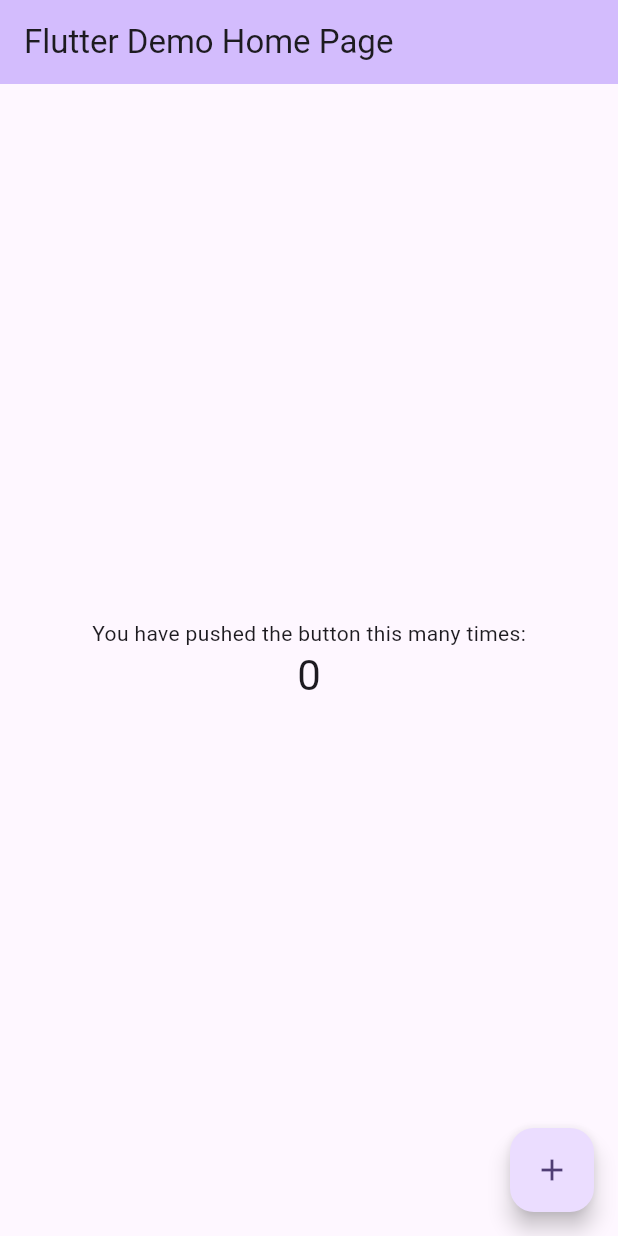
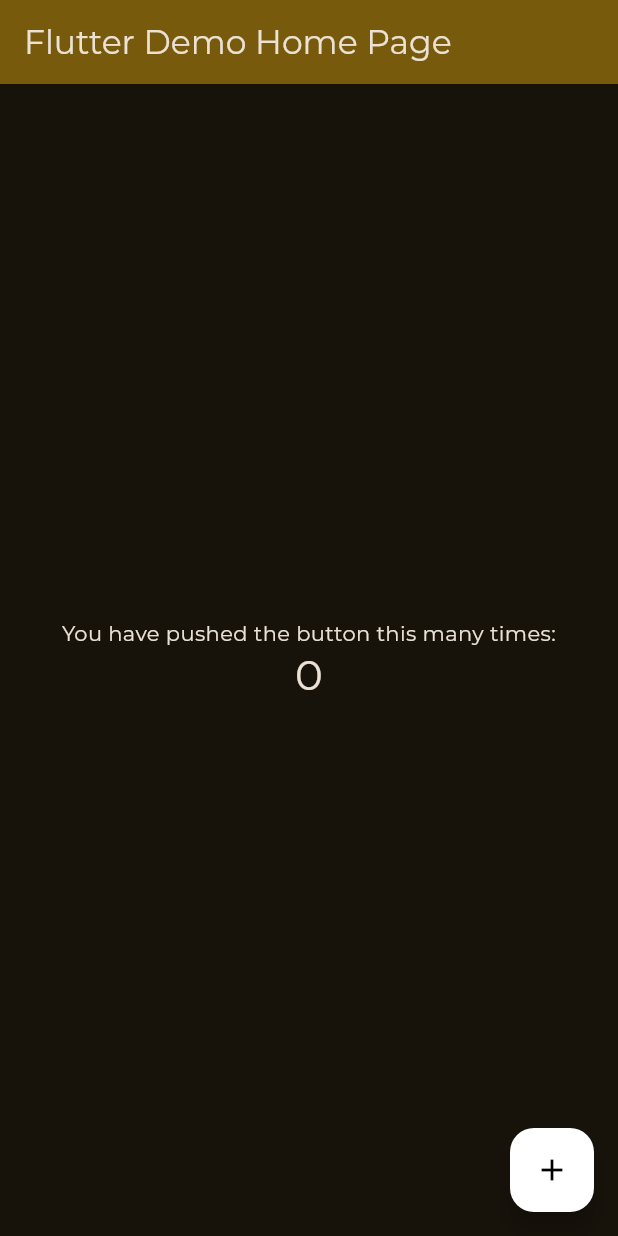
Before and after one commit to claylton/Perfect-Eggs, a Flutter app: the screen it shows after launch, on a phone screen of 412 x 824 dp. Run offline on Flutter 3.47's test engine with Material 3 defaults, Android fonts, the phone set to English and light mode, and no system bars.

Commit message:
✨ feat: Create theme

```diff
--- a/lib/main.dart
+++ b/lib/main.dart
@@ -1,3 +1,4 @@
+import 'package:eggs/themes/theme.dart';
 import 'package:flutter/material.dart';
 
 void main() {
@@ -7,30 +8,16 @@ void main() {
 class MyApp extends StatelessWidget {
   const MyApp({super.key});
 
-  // This widget is the root of your application.
   @override
   Widget build(BuildContext context) {
     return MaterialApp(
-      title: 'Flutter Demo',
-      theme: ThemeData(
-        // This is the theme of your application.
-        //
-        // TRY THIS: Try running your application with "flutter run". You'll see
-        // the application has a blue toolbar. Then, without quitting the app,
-        // try changing the seedColor in the colorScheme below to Colors.green
-        // and then invoke "hot reload" (save your changes or press the "hot
-        // reload" button in a Flutter-supported IDE, or press "r" if you used
-        // the command line to start the app).
-        //
-        // Notice that the counter didn't reset back to zero; the application
-        // state is not lost during the reload. To reset the state, use hot
-        // restart instead.
-        //
-        // This works for code too, not just values: Most code changes can be
-        // tested with just a hot reload.
-        colorScheme: ColorScheme.fromSeed(seedColor: Colors.deepPurple),
-        useMaterial3: true,
-      ),
+      title: 'Perfect Eggs',
+      debugShowCheckedModeBanner: false,
+      theme: appTheme(),
+      // theme: ThemeData(
+      //   colorScheme: ColorScheme.fromSeed(seedColor: Colors.deepPurple),
+      //   useMaterial3: true,
+      // ),
       home: const MyHomePage(title: 'Flutter Demo Home Page'),
     );
   }
@@ -38,15 +25,6 @@ class MyApp extends StatelessWidget {
 
 class MyHomePage extends StatefulWidget {
   const MyHomePage({super.key, required this.title});
-
-  // This widget is the home page of your application. It is stateful, meaning
-  // that it has a State object (defined below) that contains fields that affect
-  // how it looks.
-
-  // This class is the configuration for the state. It holds the values (in this
-  // case the title) provided by the parent (in this case the App widget) and
-  // used by the build method of the State. Fields in a Widget subclass are
-  // always marked "final".
 
   final String title;
 
@@ -59,54 +37,24 @@ class _MyHomePageState extends State<MyHomePage> {
 
   void _incrementCounter() {
     setState(() {
-      // This call to setState tells the Flutter framework that something has
-      // changed in this State, which causes it to rerun the build method below
-      // so that the display can reflect the updated values. If we changed
-      // _counter without calling setState(), then the build method would not be
-      // called again, and so nothing would appear to happen.
       _counter++;
     });
   }
 
   @override
   Widget build(BuildContext context) {
-    // This method is rerun every time setState is called, for instance as done
-    // by the _incrementCounter method above.
-    //
-    // The Flutter framework has been optimized to make rerunning build methods
-    // fast, so that you can just rebuild anything that needs updating rather
-    // than having to individually change instances of widgets.
     return Scaffold(
       appBar: AppBar(
-        // TRY THIS: Try changing the color here to a specific color (to
-        // Colors.amber, perhaps?) and trigger a hot reload to see the AppBar
-        // change color while the other colors stay the same.
         backgroundColor: Theme.of(context).colorScheme.inversePrimary,
-        // Here we take the value from the MyHomePage object that was created by
-        // the App.build method, and use it to set our appbar title.
         title: Text(widget.title),
       ),
       body: Center(
-        // Center is a layout widget. It takes a single child and positions it
-        // in the middle of the parent.
         child: Column(
-          // Column is also a layout widget. It takes a list of children and
-          // arranges them vertically. By default, it sizes itself to fit its
-          // children horizontally, and tries to be as tall as its parent.
-          //
-          // Column has various properties to control how it sizes itself and
-          // how it positions its children. Here we use mainAxisAlignment to
-          // center the children vertically; the main axis here is the vertical
-          // axis because Columns are vertical (the cross axis would be
-          // horizontal).
-          //
-          // TRY THIS: Invoke "debug painting" (choose the "Toggle Debug Paint"
-          // action in the IDE, or press "p" in the console), to see the
-          // wireframe for each widget.
           mainAxisAlignment: MainAxisAlignment.center,
           children: <Widget>[
             const Text(
               'You have pushed the button this many times:',
+              textAlign: TextAlign.center,
             ),
             Text(
               '$_counter',
@@ -119,7 +67,7 @@ class _MyHomePageState extends State<MyHomePage> {
         onPressed: _incrementCounter,
         tooltip: 'Increment',
         child: const Icon(Icons.add),
-      ), // This trailing comma makes auto-formatting nicer for build methods.
+      ),
     );
   }
 }
--- /dev/null
+++ b/lib/themes/theme.dart
@@ -0,0 +1,29 @@
+import 'package:flutter/material.dart';
+
+const brightness = Brightness.dark;
+const seedColor =  Color(0xFFFDBF00);
+const secondaryColor =  Color(0xFFFFFFFF);
+
+ThemeData appTheme() {
+  return ThemeData(
+    useMaterial3: true,
+    colorScheme: ColorScheme.fromSeed(
+      seedColor: seedColor,
+      brightness: brightness,
+      primaryContainer: secondaryColor,
+      onPrimaryContainer: Colors.black
+    ),
+
+    textTheme: const TextTheme(
+      bodyMedium: TextStyle(
+        fontFamily: "Montserrat",
+      ),
+      headlineMedium: TextStyle(
+        fontFamily: "Montserrat",
+      ),
+      titleLarge: TextStyle(
+        fontFamily: "Montserrat",
+      )
+    ),
+  );
+}
```
